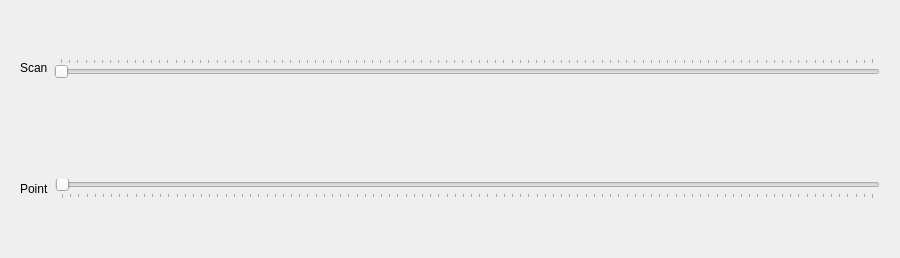
This is OMOptim/GUI/Widgets/WidgetSelPointScan.ui in lmoresco/OpenModelica as Qt 5 draws it before an edit. The edited form follows.
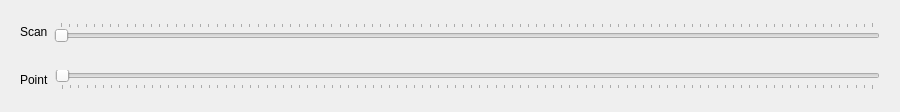
This is the edited form.

The edit to the form file:
```diff
--- a/OMOptim/GUI/Widgets/WidgetSelPointScan.ui
+++ b/OMOptim/GUI/Widgets/WidgetSelPointScan.ui
@@ -7,13 +7,28 @@
     <x>0</x>
     <y>0</y>
     <width>900</width>
-    <height>258</height>
+    <height>112</height>
    </rect>
   </property>
+  <property name="sizePolicy">
+   <sizepolicy hsizetype="Preferred" vsizetype="Maximum">
+    <horstretch>0</horstretch>
+    <verstretch>0</verstretch>
+   </sizepolicy>
+  </property>
+  <property name="maximumSize">
+   <size>
+    <width>16777215</width>
+    <height>112</height>
+   </size>
+  </property>
   <property name="windowTitle">
    <string>Form</string>
   </property>
   <layout class="QGridLayout" name="gridLayout">
+   <property name="sizeConstraint">
+    <enum>QLayout::SetMaximumSize</enum>
+   </property>
    <item row="0" column="0">
     <widget class="QWidget" name="widgetScans" native="true">
      <layout class="QGridLayout" name="gridLayout_2">
```
Left out of the diff: 4 changed lines with no effect on the pictures.
